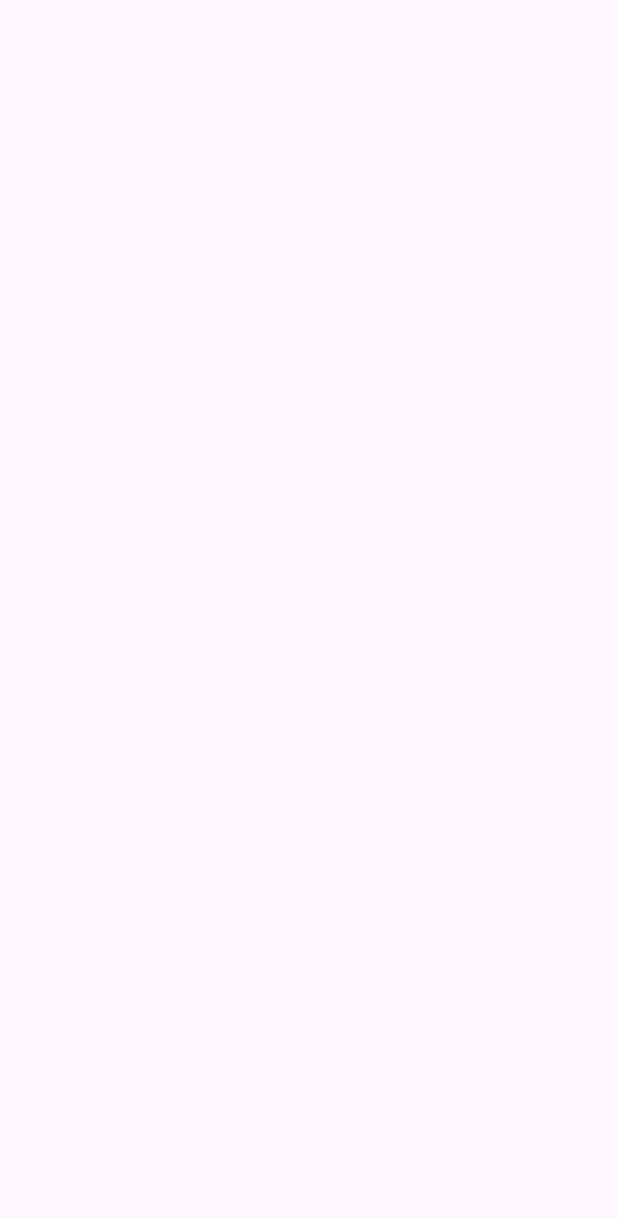
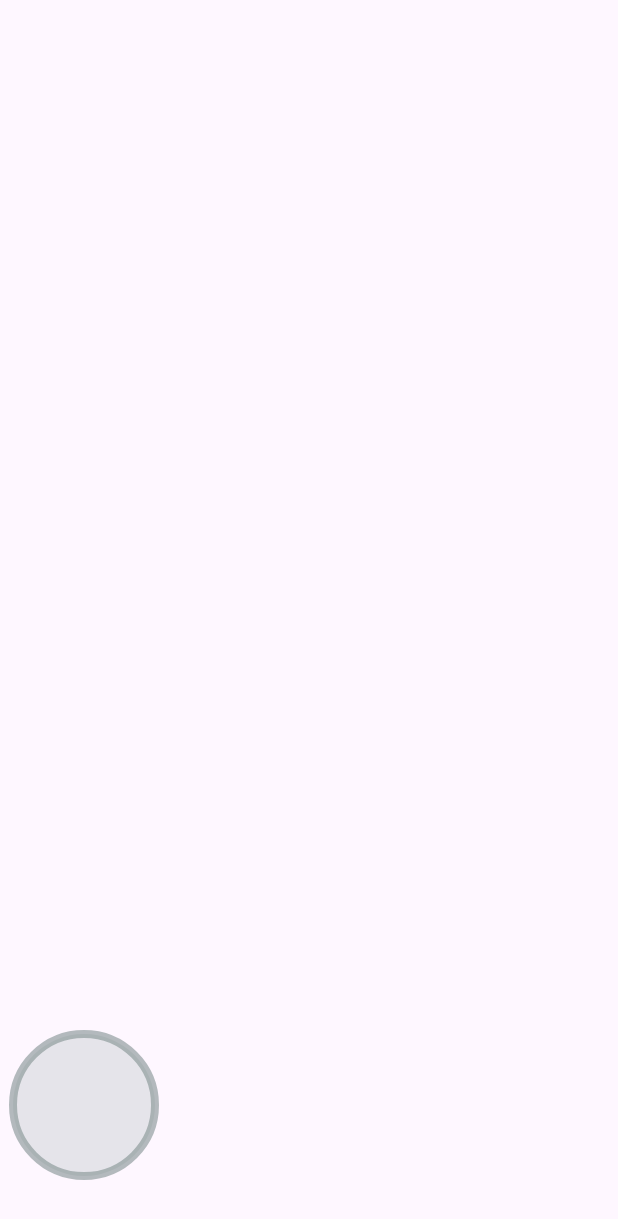
Before and after one commit to RayzenOri/SentryTurretControlCenter, an Android app: the LandscapeActivity screen opened directly, with no data from a screen before it, on a phone screen of 412 x 824 dp. Before the commit the part shown is empty. Shown: the top 1219 px of the screen. Run offline under Robolectric (Android 15) with nearby library versions, the phone set to English and light mode, and no system bars.

Commit message:
joystick dodany

```diff
--- /dev/null
+++ b/app/src/main/java/com/example/sentryturretcontrolcenter/JoystickView.kt
@@ -0,0 +1,48 @@
+package com.example.sentryturretcontrolcenter
+
+import android.content.Context
+import android.util.AttributeSet
+import android.view.MotionEvent
+import android.view.View
+
+class JoystickView(context: Context, attrs: AttributeSet) : View(context, attrs) {
+    private var cx = 0f
+    private var cy = 0f
+    private var r = 0f
+
+    override fun onSizeChanged(w: Int, h: Int, oldw: Int, oldh: Int) {
+        cx = w / 2f
+        cy = h / 2f
+        r = Math.min(w, h) / 3f
+    }
+
+
+    override fun onTouchEvent(event: MotionEvent): Boolean {
+        when (event.action) {
+            MotionEvent.ACTION_DOWN,
+            MotionEvent.ACTION_MOVE -> {
+                val dx = event.x - cx
+                val dy = event.y - cy
+                val distance = Math.sqrt((dx * dx + dy * dy).toDouble()).toFloat()
+                if (distance < r) {
+                    // Wewnątrz joysticka - przesuń go
+                    cx = event.x
+                    cy = event.y
+                } else {
+                    // Poza joystickiem - przesuń go na krawędź
+                    val ratio = r / distance
+                    cx += dx * (ratio - 1)
+                    cy += dy * (ratio - 1)
+                }
+                invalidate()
+            }
+            MotionEvent.ACTION_UP -> {
+                // Przywróć joystick do środka
+                cx = width / 2f
+                cy = height / 2f
+                invalidate()
+            }
+        }
+        return true
+    }
+}
--- /dev/null
+++ b/app/src/main/res/drawable/joystick.xml
@@ -0,0 +1,18 @@
+<?xml version="1.0" encoding="utf-8"?>
+<selector xmlns:android="http://schemas.android.com/apk/res/android">
+
+    <item>
+
+        <shape android:shape="oval">
+
+            <solid android:color="#4DAAB7B8" />
+            <stroke
+                android:width="5sp"
+                android:color="#99839192"
+                />
+
+
+        </shape>
+    </item>
+
+</selector>
--- a/app/src/main/res/layout/activity_landscape.xml
+++ b/app/src/main/res/layout/activity_landscape.xml
@@ -6,4 +6,16 @@
     android:layout_height="match_parent"
     tools:context=".LandscapeActivity">
 
+    <com.example.sentryturretcontrolcenter.JoystickView
+        android:id="@+id/joystick"
+        android:layout_width="100dp"
+        android:layout_height="100dp"
+        android:foreground="@drawable/joystick"
+        app:layout_constraintBottom_toBottomOf="parent"
+        app:layout_constraintEnd_toEndOf="parent"
+        app:layout_constraintHorizontal_bias="0.02"
+        app:layout_constraintStart_toStartOf="parent"
+        app:layout_constraintTop_toTopOf="parent"
+        app:layout_constraintVertical_bias="0.948" />
+
 </androidx.constraintlayout.widget.ConstraintLayout>
```
